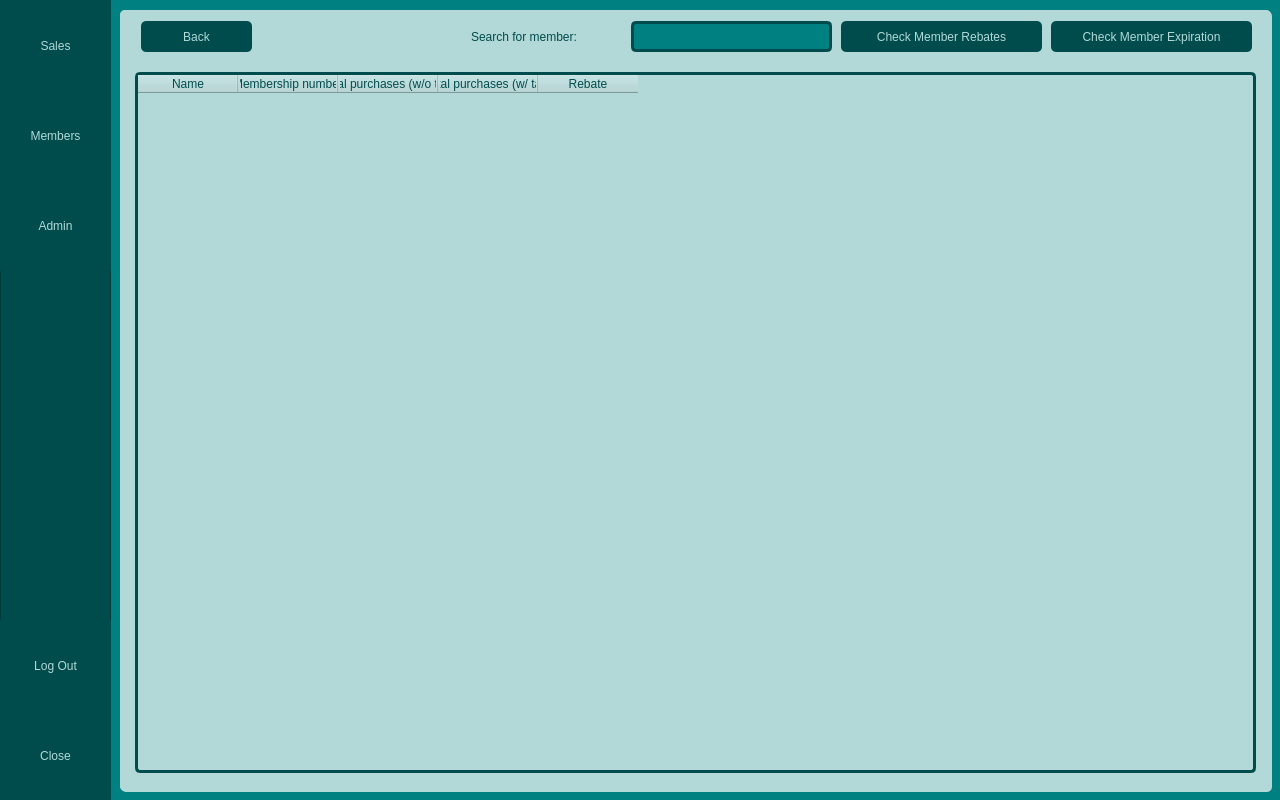
This is mainwindow.ui in schwei322/CS1C-Project2 as Qt 5 draws it before an edit. The edited form follows.
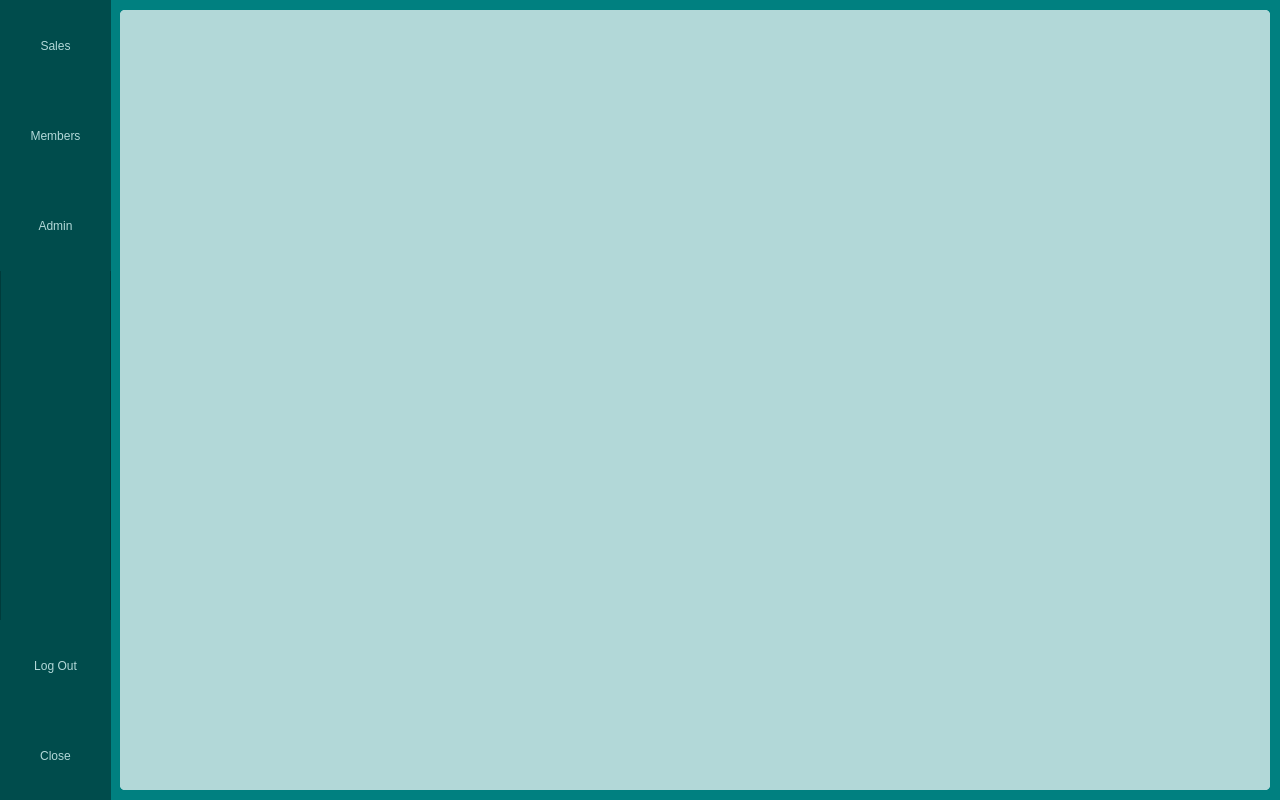
This is the edited form.

Commit message: Clean up to merge Farhan's admin

Patch:
```diff
--- a/mainwindow.ui
+++ b/mainwindow.ui
@@ -321,10 +321,10 @@
     <widget class="QFrame" name="members">
      <property name="geometry">
       <rect>
-       <x>121</x>
-       <y>11</y>
-       <width>1151</width>
-       <height>781</height>
+       <x>120</x>
+       <y>10</y>
+       <width>1150</width>
+       <height>780</height>
       </rect>
      </property>
      <property name="styleSheet">
@@ -823,8 +823,8 @@
       <rect>
        <x>120</x>
        <y>10</y>
-       <width>1151</width>
-       <height>781</height>
+       <width>1150</width>
+       <height>780</height>
       </rect>
      </property>
      <property name="styleSheet">
@@ -837,228 +837,14 @@
      <property name="frameShadow">
       <enum>QFrame::Raised</enum>
      </property>
-     <widget class="QTableWidget" name="adminInventoryTable">
-      <property name="geometry">
-       <rect>
-        <x>10</x>
-        <y>50</y>
-        <width>561</width>
-        <height>721</height>
-       </rect>
-      </property>
-      <property name="styleSheet">
-       <string notr="true">color: rgb(0, 76, 76);
-font: 87 12pt &quot;Segoe UI Semibold&quot;;</string>
-      </property>
-      <column>
-       <property name="text">
-        <string>Item name</string>
-       </property>
-      </column>
-      <column>
-       <property name="text">
-        <string>Quantity</string>
-       </property>
-      </column>
-      <column>
-       <property name="text">
-        <string>Revenue</string>
-       </property>
-      </column>
-     </widget>
-     <widget class="QTableWidget" name="adminMembersTable">
-      <property name="geometry">
-       <rect>
-        <x>580</x>
-        <y>50</y>
-        <width>561</width>
-        <height>721</height>
-       </rect>
-      </property>
-      <property name="styleSheet">
-       <string notr="true">color: rgb(0, 76, 76);
-font: 87 12pt &quot;Segoe UI Semibold&quot;;</string>
-      </property>
-      <column>
-       <property name="text">
-        <string>Member name</string>
-       </property>
-      </column>
-      <column>
-       <property name="text">
-        <string>ID</string>
-       </property>
-      </column>
-      <column>
-       <property name="text">
-        <string>Membership type</string>
-       </property>
-      </column>
-     </widget>
-     <widget class="QPushButton" name="adminAddItemBtn">
-      <property name="geometry">
-       <rect>
-        <x>10</x>
-        <y>10</y>
-        <width>131</width>
-        <height>31</height>
-       </rect>
-      </property>
-      <property name="styleSheet">
-       <string notr="true">QPushButton {
-        border: none;
-        background-color: rgb(0, 76, 76);
-        color: rgb(178, 216, 216);
-}
-
-QPushButton:hover {
-        border: none;
-        background-color: rgb(0, 128, 128);
-        color: rgb(178, 216, 216);
-}</string>
-      </property>
-      <property name="text">
-       <string>Add Item</string>
-      </property>
-     </widget>
-     <widget class="QPushButton" name="adminDelItemBtn">
-      <property name="geometry">
-       <rect>
-        <x>150</x>
-        <y>10</y>
-        <width>131</width>
-        <height>31</height>
-       </rect>
-      </property>
-      <property name="styleSheet">
-       <string notr="true">QPushButton {
-        border: none;
-        background-color: rgb(0, 76, 76);
-        color: rgb(178, 216, 216);
-}
-
-QPushButton:hover {
-        border: none;
-        background-color: rgb(0, 128, 128);
-        color: rgb(178, 216, 216);
-}</string>
-      </property>
-      <property name="text">
-       <string>Delete Item</string>
-      </property>
-     </widget>
-     <widget class="QPushButton" name="adminLoadInventoryBtn">
-      <property name="geometry">
-       <rect>
-        <x>440</x>
-        <y>10</y>
-        <width>131</width>
-        <height>31</height>
-       </rect>
-      </property>
-      <property name="styleSheet">
-       <string notr="true">QPushButton {
-        border: none;
-        background-color: rgb(0, 76, 76);
-        color: rgb(178, 216, 216);
-}
-
-QPushButton:hover {
-        border: none;
-        background-color: rgb(0, 128, 128);
-        color: rgb(178, 216, 216);
-}</string>
-      </property>
-      <property name="text">
-       <string>Load Inventory</string>
-      </property>
-     </widget>
-     <widget class="QPushButton" name="adminAddMemBtn">
-      <property name="geometry">
-       <rect>
-        <x>580</x>
-        <y>10</y>
-        <width>131</width>
-        <height>31</height>
-       </rect>
-      </property>
-      <property name="styleSheet">
-       <string notr="true">QPushButton {
-        border: none;
-        background-color: rgb(0, 76, 76);
-        color: rgb(178, 216, 216);
-}
-
-QPushButton:hover {
-        border: none;
-        background-color: rgb(0, 128, 128);
-        color: rgb(178, 216, 216);
-}</string>
-      </property>
-      <property name="text">
-       <string>Add Member</string>
-      </property>
-     </widget>
-     <widget class="QPushButton" name="adminDelMemBtn">
-      <property name="geometry">
-       <rect>
-        <x>720</x>
-        <y>10</y>
-        <width>131</width>
-        <height>31</height>
-       </rect>
-      </property>
-      <property name="styleSheet">
-       <string notr="true">QPushButton {
-        border: none;
-        background-color: rgb(0, 76, 76);
-        color: rgb(178, 216, 216);
-}
-
-QPushButton:hover {
-        border: none;
-        background-color: rgb(0, 128, 128);
-        color: rgb(178, 216, 216);
-}</string>
-      </property>
-      <property name="text">
-       <string>Delete Member</string>
-      </property>
-     </widget>
-     <widget class="QPushButton" name="adminLoadMemBtn">
-      <property name="geometry">
-       <rect>
-        <x>1010</x>
-        <y>10</y>
-        <width>131</width>
-        <height>31</height>
-       </rect>
-      </property>
-      <property name="styleSheet">
-       <string notr="true">QPushButton {
-        border: none;
-        background-color: rgb(0, 76, 76);
-        color: rgb(178, 216, 216);
-}
-
-QPushButton:hover {
-        border: none;
-        background-color: rgb(0, 128, 128);
-        color: rgb(178, 216, 216);
-}</string>
-      </property>
-      <property name="text">
-       <string>Load Members</string>
-      </property>
-     </widget>
     </widget>
     <widget class="QFrame" name="sales">
      <property name="geometry">
       <rect>
        <x>120</x>
        <y>10</y>
-       <width>1151</width>
-       <height>781</height>
+       <width>1150</width>
+       <height>780</height>
       </rect>
      </property>
      <property name="styleSheet">
@@ -1392,10 +1178,10 @@
       </item>
      </widget>
     </widget>
-    <zorder>admin</zorder>
     <zorder>sidebar</zorder>
     <zorder>sales</zorder>
     <zorder>members</zorder>
+    <zorder>admin</zorder>
    </widget>
   </widget>
  </widget>
```
